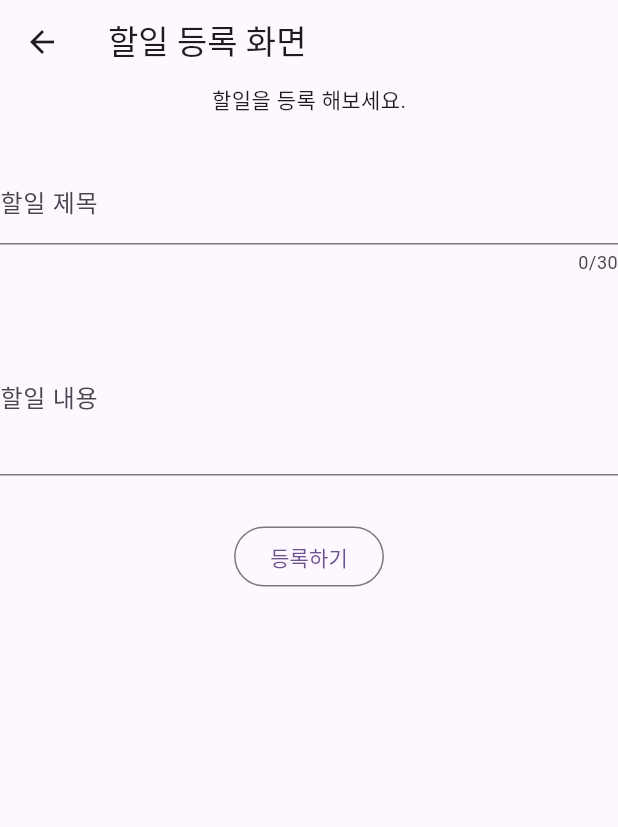
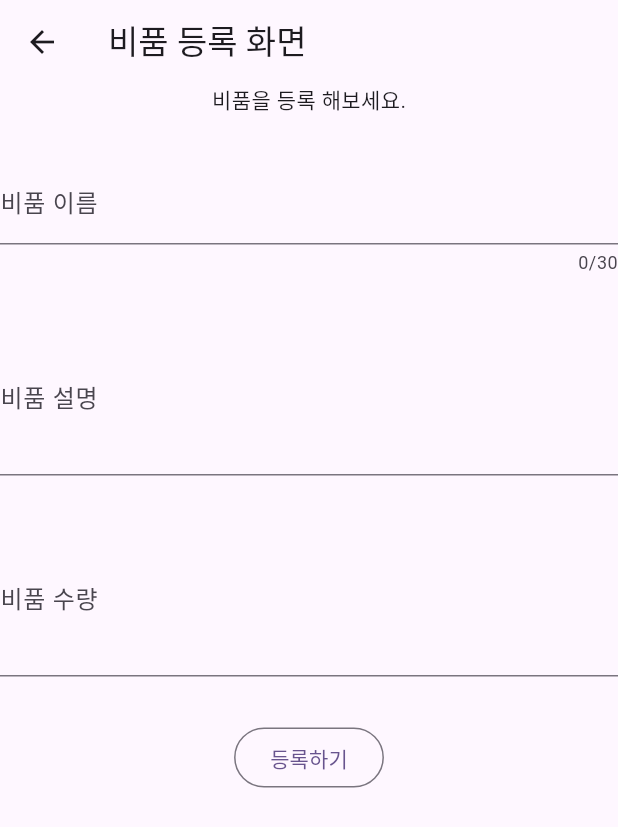
Before and after one commit to Ryuyena0305/ryu2025_app, a Flutter app: the Write screen opened directly, after a tap on "등록하기", on a phone screen of 412 x 824 dp. Shown: the top 827 px of the screen. Run offline on Flutter 3.47's test engine with Material 3 defaults, Android fonts, the light colour scheme and no system bars; our stand-ins replace dio; network calls fail.

Commit message:
4/10 비품재고관리 플러터로 프론트 구현

```diff
--- /dev/null
+++ b/lib/example/day04/fix/write.dart
@@ -0,0 +1,63 @@
+ import 'package:dio/dio.dart';
+import 'package:flutter/cupertino.dart';
+import 'package:flutter/material.dart';
+
+class Write extends StatefulWidget{
+  @override
+   _WriteState createState(){return _WriteState();}
+  }
+  class _WriteState extends State<Write>{
+  final TextEditingController titleController = TextEditingController();
+  final TextEditingController contentController = TextEditingController();
+  final TextEditingController  frequentController = TextEditingController();
+
+  Dio dio = Dio();
+  void fixSave() async{
+    try{
+      final sendData = {
+        "fname" : titleController.text,
+        "fdesc" : contentController.text,
+        "fquent" : int.tryParse(frequentController.text) ?? 0,
+      };
+      final response = await dio.post("http://192.168.40.13:8080/day04/fixs",data : sendData);
+      final data= response.data;
+      if(data != null){
+        Navigator.pushNamed(context, "/");
+      }
+    }catch(e) {print(e);}
+  }
+  @override
+  Widget build(BuildContext context) {
+    return Scaffold(
+      appBar: AppBar( title: Text("비품 등록 화면 "),),
+      body: Center(
+        child: Column(
+          children: [
+            Text("비품을 등록 해보세요.") ,
+            SizedBox( height: 30,) ,
+            TextField(
+              controller: titleController ,
+              decoration: InputDecoration( labelText: "비품 이름"), // 입력 가이드 제목
+              maxLength: 30, // 입력 글자 제한 수
+            ) ,
+            SizedBox( height: 30 , ),
+            TextField(
+              controller: contentController ,
+              decoration: InputDecoration( labelText: "비품 설명"),
+              maxLines: 3,
+            ),
+            SizedBox( height:  30 ,) ,
+            TextField(
+              controller: frequentController ,
+              decoration: InputDecoration( labelText: "비품 수량"),
+              maxLines: 3,
+            ),
+            SizedBox( height:  30 ,) ,
+            OutlinedButton( onPressed: fixSave , child: Text("등록하기") )
+          ], // 위젯들 end
+        ), // column end
+      ), // center end
+    ); // scaffold end
+  } // build end
+
+ }
--- a/lib/example/day04/todo/write.dart
+++ b/lib/example/day04/todo/write.dart
@@ -20,7 +20,7 @@ class _WriteState extends State< Write >{
         "content" : contentController.text , // 내용
         "done" : "false" // 상태 , 초기값
       };
-      final response = await dio.post( "http://192.168.40.13:8080/day04/todos" , data : sendData );
+      final response = await dio.post( "https://then-heloise-itdanjalog-5d2c7fb5.koyeb.app/day04/todos" , data : sendData );
       final data = response.data;
       if( data != null ){ // 등록 성공 했으면
         Navigator.pushNamed(context, "/" ); // 라우터 이용한 "/" 메인페이지 이동
```
Also changed, not shown: lib/example/day04/fix/detail.dart (added, +63 -0 lines), lib/example/day04/fix/home.dart (added, +83 -0 lines), lib/example/day04/fix/main.dart (added, +24 -0 lines), lib/example/day04/fix/update.dart (added, +99 -0 lines), lib/example/day04/todo/detail.dart (added, +69 -0 lines), lib/example/day04/todo/home.dart (+10 -4 lines), lib/example/day04/todo/main.dart (+5 -3 lines), lib/example/day04/todo/update.dart (added, +102 -0 lines).
